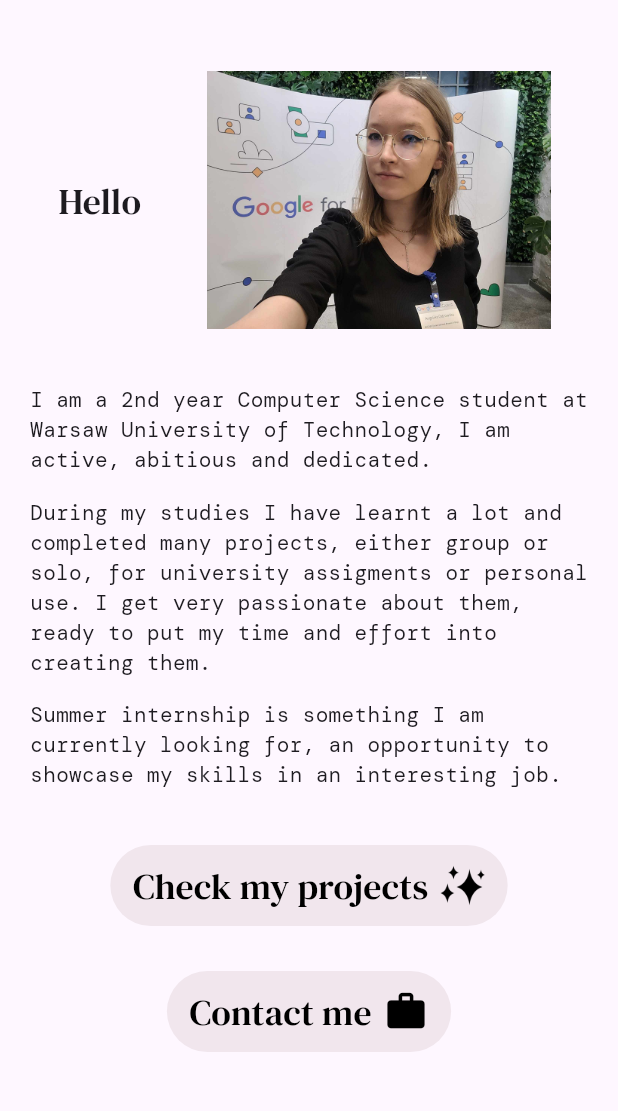
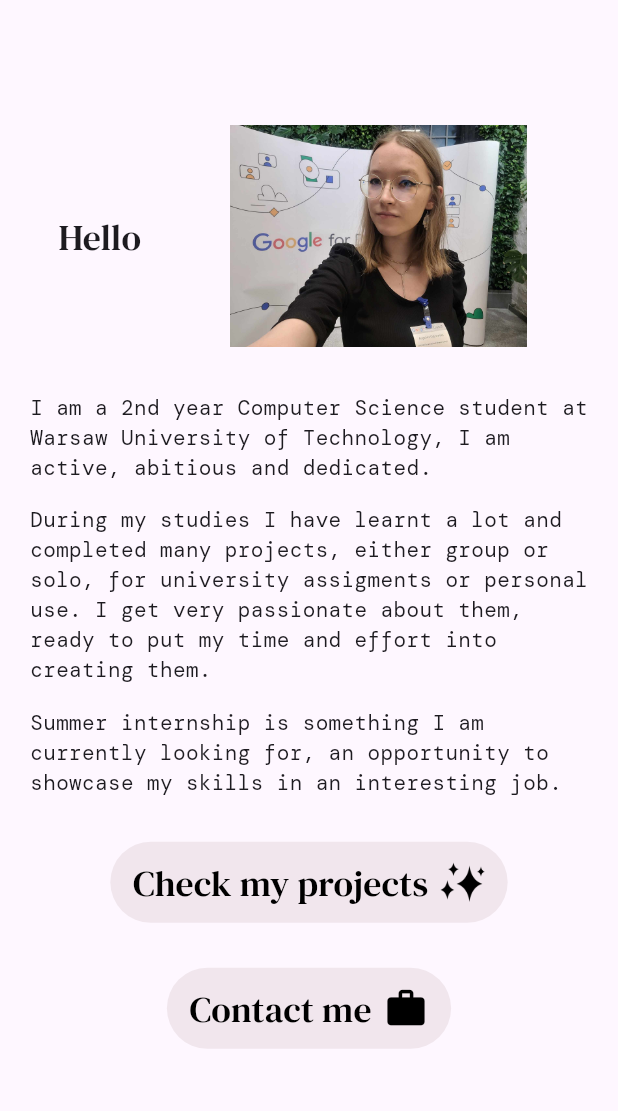
Before and after one commit to angost/Portfolio-Website, a Flutter app: the screen it shows after launch, on a phone screen of 412 x 824 dp, the part 79-1190 px from its top. Run offline on Flutter 3.47's test engine with Material 3 defaults, Android fonts, the phone set to English and light mode, and no system bars; our stand-ins replace carousel_slider, flip_card; project files that could hold a hidden picture were left out.

Commit message:
Changed Homepage scaling

```diff
--- a/lib/homePage.dart
+++ b/lib/homePage.dart
@@ -99,15 +99,18 @@ class _HomePageState extends State<HomePage> {
     } else {
       // VERTICAL MODE
       return Scaffold(
-        appBar: MyAppBar(context, "Home", false, false),
+        appBar: MyAppBar(context, "Home", false, false), //suma = 6/25
         body: Center(
             child: Padding(
-          padding:
-              const EdgeInsets.only(top: 30, bottom: 70, left: 20, right: 20),
+          padding: EdgeInsets.only(
+              top: windowHeight * 20 / 250,
+              bottom: windowHeight * 10 / 250,
+              left: 20,
+              right: 20),
           child: Column(
             children: <Widget>[
-              Expanded(
-                flex: 1,
+              Container(
+                height: windowHeight * 9 / 50,
                 child: Row(
                   children: <Widget>[
                     Expanded(
@@ -119,16 +122,19 @@ class _HomePageState extends State<HomePage> {
                   ],
                 ),
               ),
-              Expanded(
-                flex: 2,
+              Container(
+                height: windowHeight * 10 / 25,
                 child: Column(
                   mainAxisAlignment: MainAxisAlignment.center,
                   children: aboutMeText,
                 ),
               ),
-              Column(
-                crossAxisAlignment: CrossAxisAlignment.center,
-                children: actionButtons,
+              Container(
+                height: windowHeight * 5 / 25,
+                child: Column(
+                  crossAxisAlignment: CrossAxisAlignment.center,
+                  children: actionButtons,
+                ),
               ),
             ],
           ),
```
